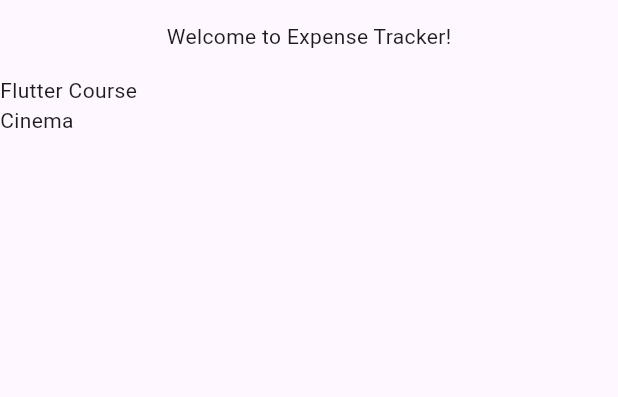
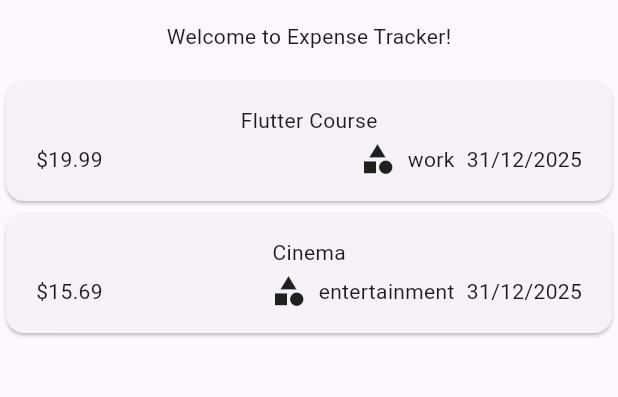
Before and after one commit to Meruem243/expense_tracker_re, a Flutter app: the screen it shows after launch, on a phone screen of 412 x 824 dp, the part 63-460 px from its top. Run offline on Flutter 3.47's test engine with Material 3 defaults, Android fonts, the light colour scheme and no system bars.

Commit message:
Refactor expense tracking structure by moving ExpenseList and ExpenseItem to widgets directory and updating imports

```diff
--- a/lib/main.dart
+++ b/lib/main.dart
@@ -1,5 +1,5 @@
 import 'package:flutter/material.dart';
-import 'expense_tracker.dart';
+import 'widgets/expense_tracker.dart';
 
 void main() {
   runApp(Expenses());
--- /dev/null
+++ b/lib/widgets/expense_list/expense_item.dart
@@ -0,0 +1,40 @@
+import 'package:flutter/material.dart';
+import '../../models/expense.dart';
+
+class ExpenseItem extends StatelessWidget {
+  const ExpenseItem({super.key, required this.expense});
+
+  final Expense expense;
+
+  @override
+  Widget build(BuildContext context) {
+    return Card(
+      child: Padding(
+        padding: const EdgeInsets.symmetric(vertical: 16, horizontal: 20),
+        child: Column(
+          children: [
+            Text(expense.title),
+            SizedBox(height: 4),
+            Row(
+              children: [
+                Text('\$${expense.amount.toStringAsFixed(2)}'),
+                Spacer(),
+                Row(
+                  children: [
+                    Icon(Icons.category),
+                    SizedBox(width: 8),
+                    Text(expense.category.name),
+                    SizedBox(width: 8),
+                    Text(
+                      '${expense.date.day}/${expense.date.month}/${expense.date.year}',
+                    ),
+                  ],
+                ),
+              ],
+            ),
+          ],
+        ),
+      ),
+    );
+  }
+}
--- a/lib/expense_list.dart
+++ b/lib/widgets/expense_list/expense_list.dart
@@ -1,5 +1,6 @@
+import 'package:expense_tracker_re/widgets/expense_list/expense_item.dart';
 import 'package:flutter/material.dart';
-import 'models/expense.dart';
+import '../../models/expense.dart';
 
 class ExpenseList extends StatelessWidget {
   const ExpenseList({super.key, required this.expenses});
@@ -10,7 +11,7 @@ class ExpenseList extends StatelessWidget {
   Widget build(BuildContext context) {
     return ListView.builder(
       itemCount: expenses.length,
-      itemBuilder: (ctx, index) => Text(expenses[index].title),
+      itemBuilder: (ctx, index) => ExpenseItem(expense: expenses[index]),
     );
   }
 }
--- a/lib/expense_tracker.dart
+++ b/lib/widgets/expense_tracker.dart
@@ -1,6 +1,6 @@
 import 'package:flutter/material.dart';
-import 'models/expense.dart';
-import 'expense_list.dart';
+import '../models/expense.dart';
+import 'expense_list/expense_list.dart';
 
 class Expenses extends StatefulWidget {
   const Expenses({super.key});
```
